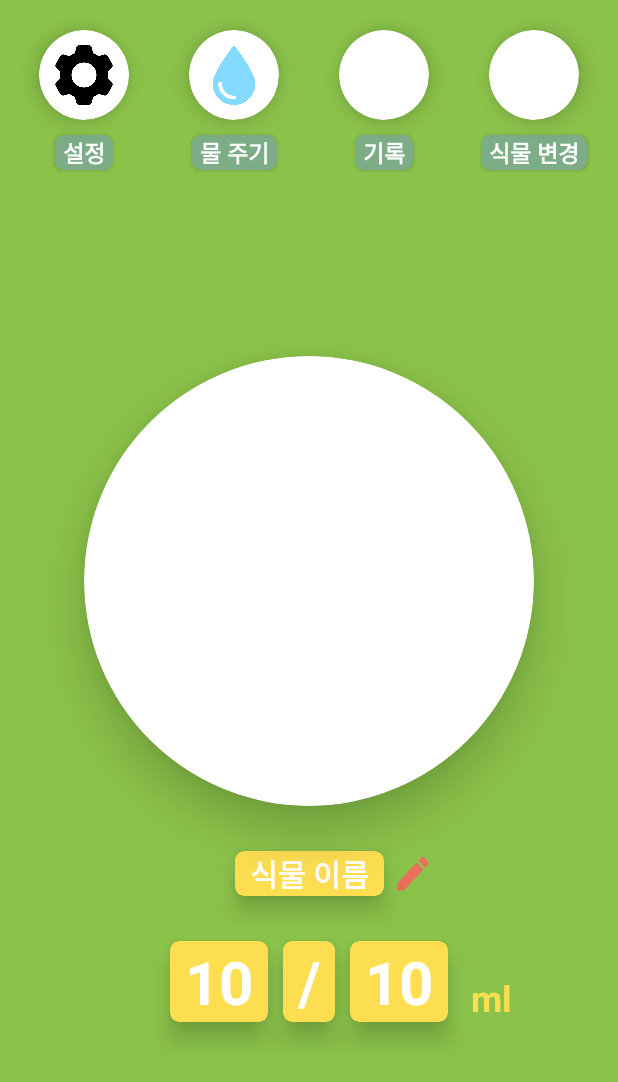
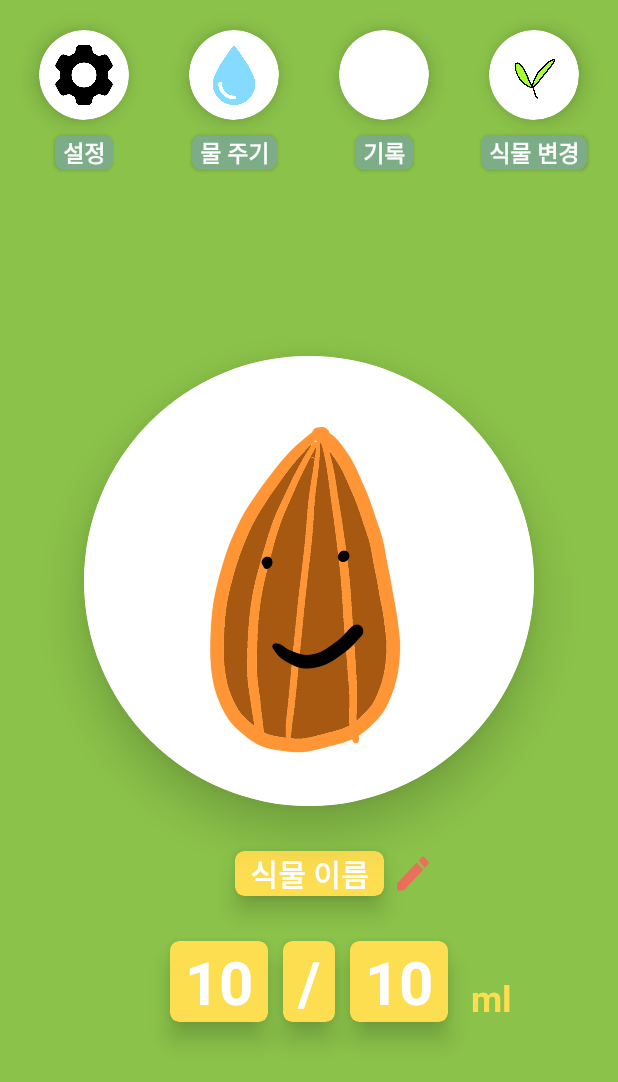
Before and after one commit to Myeongcheol-shin/water_reminder, an Android app: the layout activity_main.xml on its own in the app's theme, with its tools: preview values and no code run, on a phone screen of 412 x 824 dp. Shown: the top 1082 px of the screen. Run offline under Robolectric (Android 15) with nearby library versions, the phone set to English and light mode, and no system bars; plain views replace WaveView.

Commit message:
기본 이미지 설정

```diff
--- a/app/src/main/res/layout/activity_main.xml
+++ b/app/src/main/res/layout/activity_main.xml
@@ -36,6 +36,12 @@
             app:layout_constraintTop_toTopOf="parent"
             android:layout_width="60dp"
             android:layout_height="60dp">
+            <androidx.appcompat.widget.AppCompatImageButton
+                android:id="@+id/edit_plant_btn"
+                android:layout_margin="10dp"
+                android:background="@drawable/icon_plant"
+                android:layout_width="match_parent"
+                android:layout_height="match_parent"/>
         </androidx.cardview.widget.CardView>
 
         <androidx.cardview.widget.CardView
@@ -186,7 +192,13 @@
             app:layout_constraintBottom_toBottomOf="parent"
             app:layout_constraintTop_toTopOf="parent"
             android:layout_width="300dp"
-            android:layout_height="300dp"/>
+            android:layout_height="300dp">
+            <ImageView
+                android:background="@drawable/icon_seed"
+                android:id="@+id/plant_iv"
+                android:layout_width="match_parent"
+                android:layout_height="match_parent"/>
+        </androidx.cardview.widget.CardView>
 
         <androidx.cardview.widget.CardView
             android:id="@+id/plant_name_cv"
```
Also changed, not shown: app/src/main/java/com/shino72/waterplant/main/MainActivity.kt (+42 -6 lines), app/src/main/res/layout/layout_plant.xml (added, +17 -0 lines), app/src/main/res/drawable/icon_not_rose.png (added), app/src/main/res/drawable/icon_plant.png (added), app/src/main/res/drawable/icon_rose.png (added), app/src/main/res/drawable/icon_seed.png (added).
